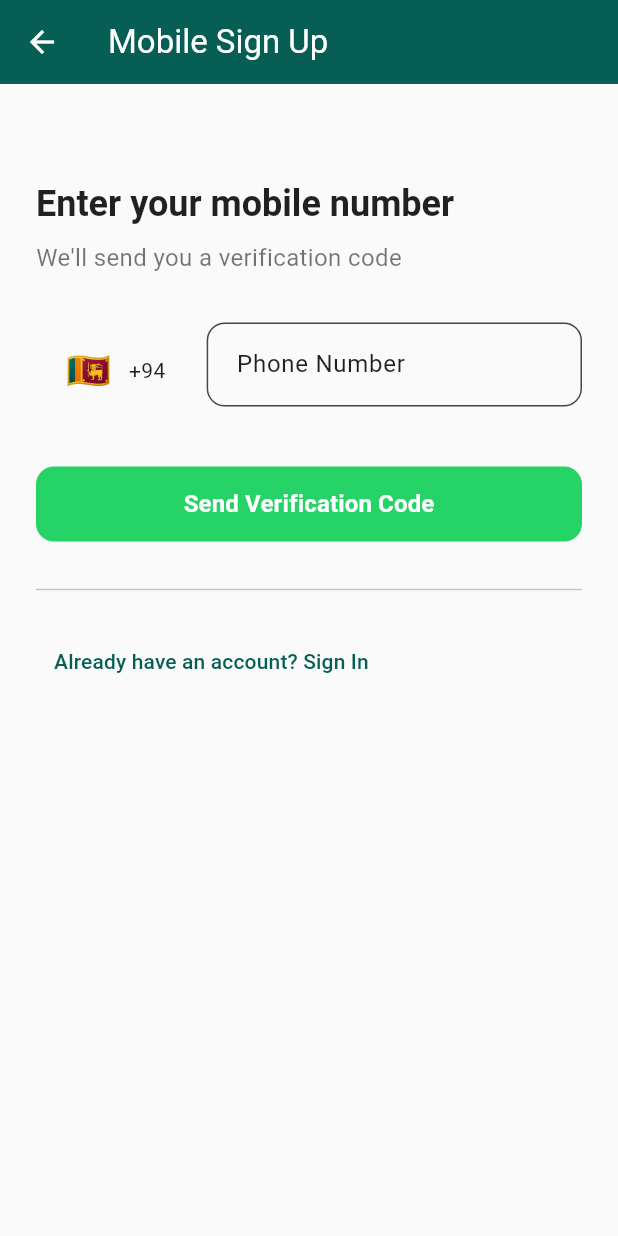
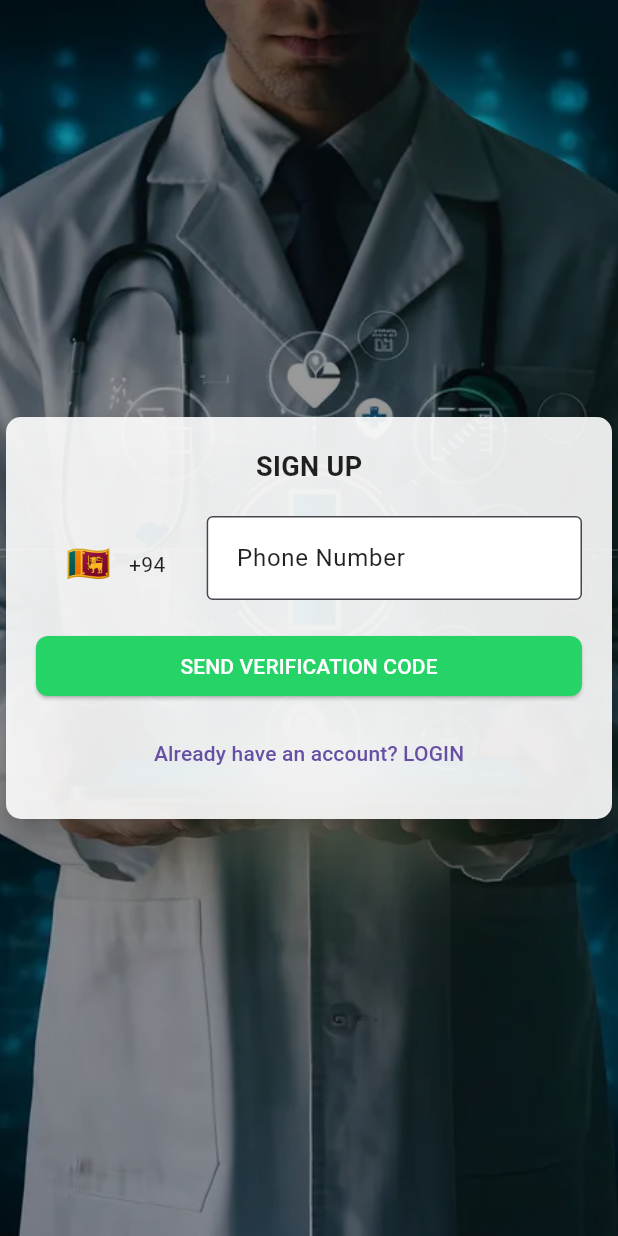
Before and after one commit to Iyaraaaaa/Medicare, a Flutter app: the MobileSignupPage screen opened directly, on a phone screen of 412 x 824 dp. Run offline on Flutter 3.47's test engine with Material 3 defaults, Android fonts, the phone set to English and light mode, and no system bars; drawn by our look-alikes of intl_phone_number_input; our stand-ins replace cloud_firestore, firebase_auth, firebase_core, firebase_storage, image_picker, shared_preferences; missing offline and left inert: firebase_app_check; accounts and stored records are empty.

Commit message:
Adda Bg image 📂

```diff
--- a/app/lib/mobile_signup.dart
+++ b/app/lib/mobile_signup.dart
@@ -114,36 +114,36 @@ class _MobileSignupPageState extends State<MobileSignupPage> {
   @override
   Widget build(BuildContext context) {
     return Scaffold(
-      appBar: AppBar(
-        title: const Text('Mobile Sign Up'),
-        backgroundColor: _primaryColor,
-        elevation: 0,
+      body: Stack(
+        fit: StackFit.expand,
+        children: [
+          // Background Image
+          Image.asset(
+            'assets/images/login.webp', // Replace with your background image path
+            fit: BoxFit.cover,
           ),
-      body: SafeArea(
-        child: SingleChildScrollView(
-          padding: const EdgeInsets.all(24),
+
+          // Dark overlay for readability
+          Container(color: Colors.black.withOpacity(0.4)),
+
+          // Signup Form
+          Center(
+            child: Card(
+              elevation: 8,
+              color: Colors.white.withOpacity(0.9),
+              shape: RoundedRectangleBorder(borderRadius: BorderRadius.circular(10)),
+              child: Padding(
+                padding: const EdgeInsets.all(20),
                 child: Form(
                   key: _formKey,
                   child: Column(
-              crossAxisAlignment: CrossAxisAlignment.start,
+                    mainAxisSize: MainAxisSize.min,
                     children: [
-                const SizedBox(height: 40),
-                Text(
-                  "Enter your mobile number",
-                  style: Theme.of(context).textTheme.headlineSmall?.copyWith(
-                        fontWeight: FontWeight.bold,
-                        color: Colors.black87,
+                      const Text(
+                        'SIGN UP',
+                        style: TextStyle(fontSize: 18, fontWeight: FontWeight.bold),
                       ),
-                ),
-                const SizedBox(height: 8),
-                const Text(
-                  "We'll send you a verification code",
-                  style: TextStyle(
-                    fontSize: 16,
-                    color: Colors.black54,
-                  ),
-                ),
-                const SizedBox(height: 32),
+                      const SizedBox(height: 20),
                       InternationalPhoneNumberInput(
                         onInputChanged: (number) {
                           setState(() {
@@ -162,15 +162,11 @@ class _MobileSignupPageState extends State<MobileSignupPage> {
                         inputDecoration: InputDecoration(
                           labelText: "Phone Number",
                           hintText: "712345678",
-                    border: OutlineInputBorder(
-                      borderRadius: BorderRadius.circular(12),
-                    ),
+                          border: OutlineInputBorder(),
                           focusedBorder: OutlineInputBorder(
-                      borderRadius: BorderRadius.circular(12),
+                            borderRadius: BorderRadius.circular(8),
                             borderSide: BorderSide(color: _primaryColor),
                           ),
-                    filled: true,
-                    fillColor: Colors.grey[50],
                           contentPadding: const EdgeInsets.all(16),
                         ),
                         validator: (value) {
@@ -183,53 +179,36 @@ class _MobileSignupPageState extends State<MobileSignupPage> {
                           return null;
                         },
                       ),
-                const SizedBox(height: 40),
-                SizedBox(
-                  width: double.infinity,
-                  height: 50,
-                  child: ElevatedButton(
+                      const SizedBox(height: 20),
+                      ElevatedButton(
                         onPressed: _isLoading ? null : _sendOTP,
                         style: ElevatedButton.styleFrom(
                           backgroundColor: _buttonColor,
                           foregroundColor: Colors.white,
-                      shape: RoundedRectangleBorder(
-                        borderRadius: BorderRadius.circular(12),
+                          shape: RoundedRectangleBorder(borderRadius: BorderRadius.circular(8)),
                         ),
-                      elevation: 0,
-                    ),
+                        child: SizedBox(
+                          width: double.infinity,
+                          child: Center(
                             child: _isLoading
-                        ? const SizedBox(
-                            width: 24,
-                            height: 24,
-                            child: CircularProgressIndicator(
-                              color: Colors.white,
-                              strokeWidth: 3,
-                            ),
-                          )
-                        : const Text(
-                            "Send Verification Code",
-                            style: TextStyle(
-                              fontSize: 16,
-                              fontWeight: FontWeight.bold,
+                                ? const CircularProgressIndicator(color: Colors.white)
+                                : const Text('SEND VERIFICATION CODE'),
                           ),
                         ),
                       ),
-                ),
-                const SizedBox(height: 24),
-                const Divider(),
-                const SizedBox(height: 16),
+                      const SizedBox(height: 10),
                       TextButton(
-                  onPressed: () => Navigator.pop(context),
-                  child: Text(
-                    "Already have an account? Sign In",
-                    style: TextStyle(color: _primaryColor),
-                  ),
+                        onPressed: () => Navigator.pushNamed(context, '/login'),
+                        child: const Text("Already have an account? LOGIN"),
                       ),
                     ],
                   ),
                 ),
               ),
             ),
+          ),
+        ],
+      ),
     );
   }
 }
```
Also changed, not shown: app/lib/forget.dart (+21 -8 lines), app/lib/login.dart (+41 -10 lines), app/lib/signup.dart (+28 -7 lines), app/pubspec.yaml (+23 -5 lines), app/assets/images/login.webp (added), app/pubspec.lock. Lines whose indentation alone changed are shown as unchanged.
